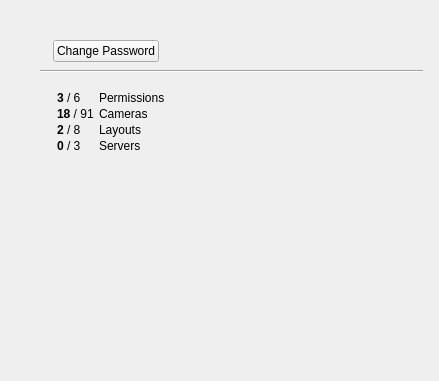
networkoptix/nx_open, file client/src/ui/widgets/properties/user_profile_widget.ui: the form before one commit.
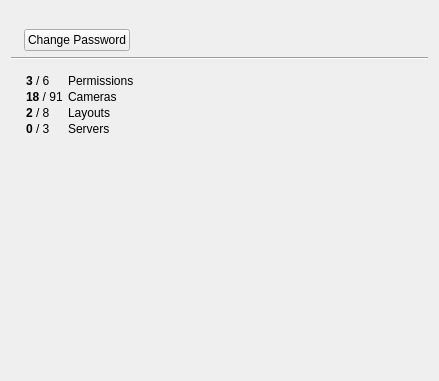
The form after the commit. Custom widgets are drawn as their Qt base class.

Commit message:
VMS-2558 - User with empty login can be created
<==== Mercurial data ====>
Branch: dev_3.0.0_gui

The edit to the form file:
```diff
--- a/client/src/ui/widgets/properties/user_profile_widget.ui
+++ b/client/src/ui/widgets/properties/user_profile_widget.ui
@@ -11,21 +11,6 @@
    </rect>
   </property>
   <layout class="QVBoxLayout" name="verticalLayout">
-   <property name="spacing">
-    <number>8</number>
-   </property>
-   <property name="leftMargin">
-    <number>40</number>
-   </property>
-   <property name="topMargin">
-    <number>16</number>
-   </property>
-   <property name="rightMargin">
-    <number>16</number>
-   </property>
-   <property name="bottomMargin">
-    <number>16</number>
-   </property>
    <item>
     <widget class="QnInputField" name="loginInputField" native="true"/>
    </item>
```
The commit also changes 7 other files.
